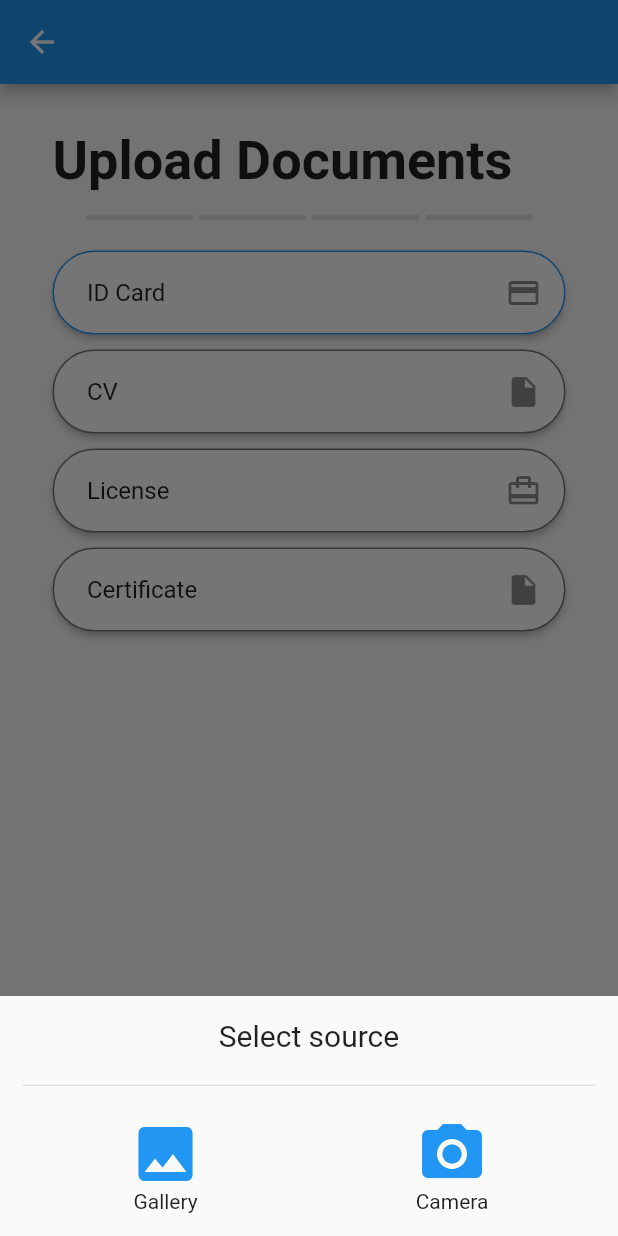
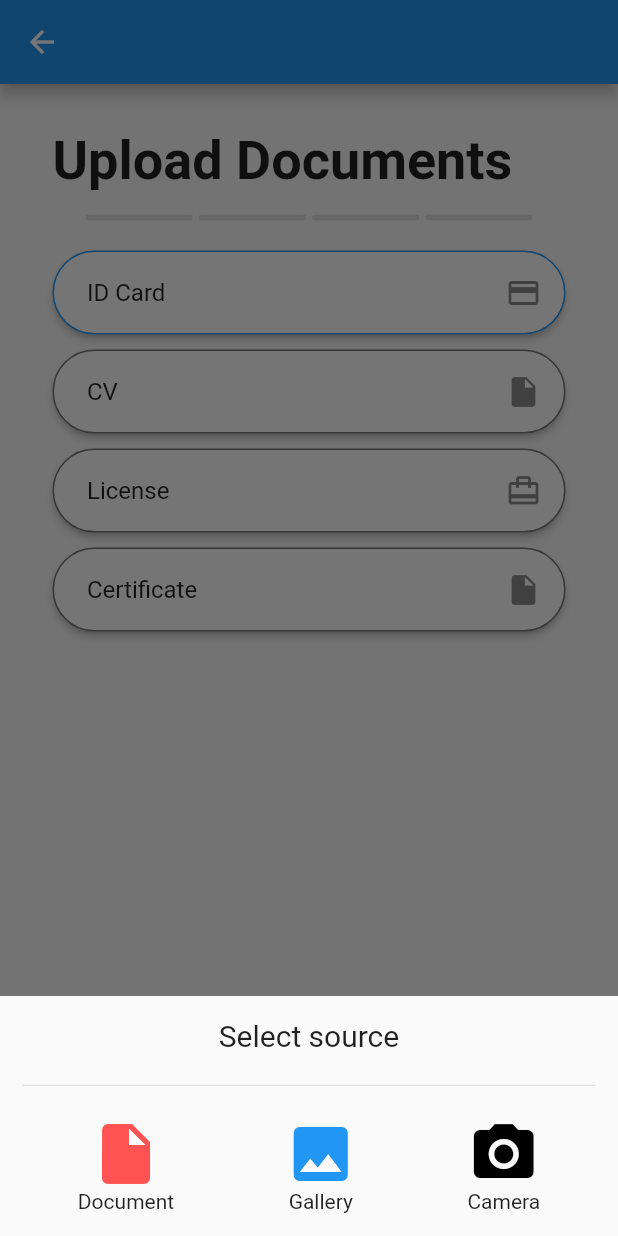
Before and after one commit to ahamzatariq/productbox_flutter_exercise, a Flutter app: the UserScreen screen opened by its route, after a tap on "ID Card", on a phone screen of 412 x 824 dp. Run offline on Flutter 3.47's test engine with Material 2 defaults, Android fonts, the phone set to English and light mode, and no system bars; drawn by our look-alikes of step_progress_indicator; our stand-ins replace image_picker; missing offline and left inert: file_picker_cross, flutter_full_pdf_viewer; network calls fail.

Commit message:
Implemented PDF viewer.

```diff
--- a/lib/screens/user_screen.dart
+++ b/lib/screens/user_screen.dart
@@ -89,7 +89,7 @@ class _UserScreenState extends State<UserScreen> {
                     print(_storedImageLicense);
                     print(_storedImageCertificate);
                   },
-                  color: currentSteps<3? Colors.grey: Colors.cyan,
+                  color: currentSteps < 3 ? Colors.grey : Colors.cyan,
                   child: Text(
                     'Done',
                   ),
@@ -148,27 +148,27 @@ class _UserScreenState extends State<UserScreen> {
   }
 
   Widget customCard(String title, Icon icon, int cardNumber) {
-    File _storedImage;
-    _storedImage = null;
+    File _tempStoredFile;
+    _tempStoredFile = null;
     switch (cardNumber) {
       case 0:
-        _storedImage = _storedImageID;
+        _tempStoredFile = _storedImageID;
         break;
 
       case 1:
-        _storedImage = _storedImageCV;
+        _tempStoredFile = _storedImageCV;
         break;
 
       case 2:
-        _storedImage = _storedImageLicense;
+        _tempStoredFile = _storedImageLicense;
         break;
 
       case 3:
-        _storedImage = _storedImageCertificate;
+        _tempStoredFile = _storedImageCertificate;
         break;
 
       default:
-        _storedImage = null;
+        _tempStoredFile = null;
     }
 
     return Card(
@@ -188,17 +188,26 @@ class _UserScreenState extends State<UserScreen> {
               Text(title),
             ],
           ),
-          trailing: _storedImage != null
+          trailing: (_tempStoredFile != null &&
+                  (_tempStoredFile.path.endsWith('.png') ||
+                      _tempStoredFile.path.endsWith('.jpg')))
               ? Container(
                   height: 50,
                   width: 50,
                   padding: EdgeInsets.all(5),
                   child: Image.file(
-                    _storedImage,
+                    _tempStoredFile,
                     fit: BoxFit.fill,
                   ),
                 )
-              : icon),
+              : (_tempStoredFile != null &&
+                      _tempStoredFile.path.endsWith('.pdf'))
+                  ? Icon(
+                      Icons.picture_as_pdf,
+                      color: Colors.redAccent,
+                      size: 45,
+                    )
+                  : icon),
     );
   }
 
@@ -222,7 +231,23 @@ class _UserScreenState extends State<UserScreen> {
                 children: <Widget>[
                   GestureDetector(
                     onTap: () {
-                      pickImageOrPdf();
+                      pickDocument();
+                    },
+                    child: Column(
+                      children: <Widget>[
+                        Icon(
+                          Icons.insert_drive_file,
+                          size: 48,
+                          color: Colors.redAccent,
+                        ),
+                        Text('Document'),
+                      ],
+                    ),
+                  ),
+                  Divider(),
+                  GestureDetector(
+                    onTap: () {
+                      pickImage();
                     },
                     child: Column(
                       children: <Widget>[
@@ -249,7 +274,7 @@ class _UserScreenState extends State<UserScreen> {
                         Icon(
                           Icons.camera_alt,
                           size: 48,
-                          color: Colors.blue,
+                          color: Colors.black,
                         ),
                         Text('Camera'),
                       ],
@@ -270,8 +295,6 @@ class _UserScreenState extends State<UserScreen> {
     // ignore: deprecated_member_use
     tempFile = await ImagePicker.pickImage(
       source: ImageSource.camera,
-      maxWidth: 150,
-      imageQuality: 50,
     );
     if (tempFile == null) return null;
     setState(() {
@@ -290,7 +313,7 @@ class _UserScreenState extends State<UserScreen> {
 //    widget.onSelectImage(savedImage);
   }
 
-  void pickImageOrPdf() async {
+  void pickImage() async {
     File tempFile;
     var tempPath;
     tempFile = null;
@@ -320,10 +343,34 @@ class _UserScreenState extends State<UserScreen> {
     }
   }
 
-  void viewLicense() {
-    print('viewLicense');
-    Navigator.of(context)
-        .pushNamed(ViewImageScreen.routeName, arguments: _storedImageLicense);
+  void pickDocument() async {
+    File tempFile;
+    var tempPath;
+    tempFile = null;
+    tempPath = null;
+    FilePickerCross filePickerCross = await FilePickerCross.importFromStorage(
+        type: FileTypeCross.custom,
+        // Available: `any`, `audio`, `image`, `video`, `custom`. Note: not available using FDE
+        fileExtension:
+            '.pdf' // Only if FileTypeCross.custom . May be any file extension like `.dot`, `.ppt,.pptx,.odp`
+        );
+    tempPath = filePickerCross.path;
+    tempFile = File(tempPath);
+    setState(() {
+      if (currentSteps == 0)
+        _storedImageID = tempFile;
+      else if (currentSteps == 1)
+        _storedImageCV = tempFile;
+      else if (currentSteps == 2)
+        _storedImageLicense = tempFile;
+      else if (currentSteps == 3) _storedImageCertificate = tempFile;
+    });
+
+    if (tempFile != null) {
+      setState(() {
+        currentSteps++;
+      });
+    }
   }
 
   void viewId() {
@@ -338,6 +385,12 @@ class _UserScreenState extends State<UserScreen> {
         .pushNamed(ViewImageScreen.routeName, arguments: _storedImageCV);
   }
 
+  void viewLicense() {
+    print('viewLicense');
+    Navigator.of(context)
+        .pushNamed(ViewImageScreen.routeName, arguments: _storedImageLicense);
+  }
+
   void viewCertificate() {
     print('viewCertificate');
     Navigator.of(context).pushNamed(ViewImageScreen.routeName,
--- a/pubspec.yaml
+++ b/pubspec.yaml
@@ -27,7 +27,7 @@ dependencies:
   step_progress_indicator: ^0.2.4+7
   image_picker: ^0.6.7+7
   file_picker_cross: ^4.2.1
-
+  flutter_full_pdf_viewer: ^1.0.6
 
   # The following adds the Cupertino Icons font to your application.
   # Use with the CupertinoIcons class for iOS style icons.
```
Also changed, not shown: lib/screens/view_image_screen.dart (+27 -5 lines), pubspec.lock.
